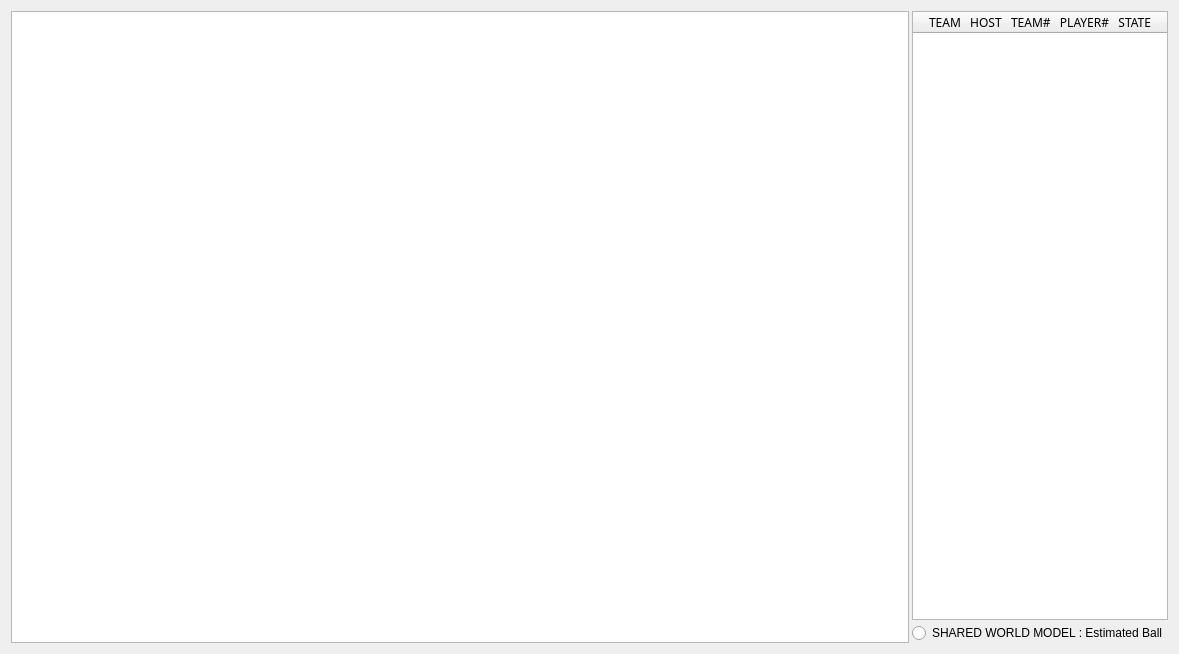
kouretes/Monas, file src/GUITools/KMonitor/GlobalWorldController.ui: the form before one commit.
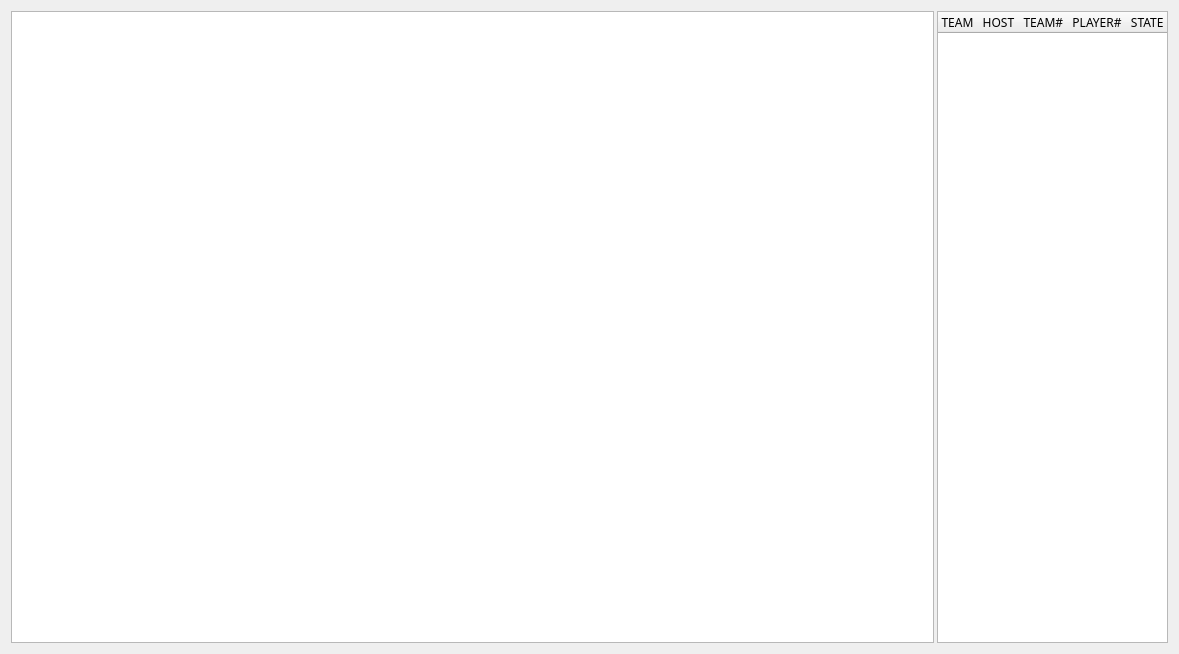
The form after the commit.

Commit message: -Added Global ball in WorldInfo message -Added Global ball in KMonitor (Estimated teammates) -Removed Closest Robot condition from Behavior (to fix)

Diff of the .ui file:
```diff
--- a/src/GUITools/KMonitor/GlobalWorldController.ui
+++ b/src/GUITools/KMonitor/GlobalWorldController.ui
@@ -48,13 +48,6 @@
          </column>
         </widget>
        </item>
-       <item>
-        <widget class="QRadioButton" name="radioButton">
-         <property name="text">
-          <string>SHARED WORLD MODEL : Estimated Ball</string>
-         </property>
-        </widget>
-       </item>
       </layout>
      </item>
     </layout>
```
The commit also changes 6 other files.
